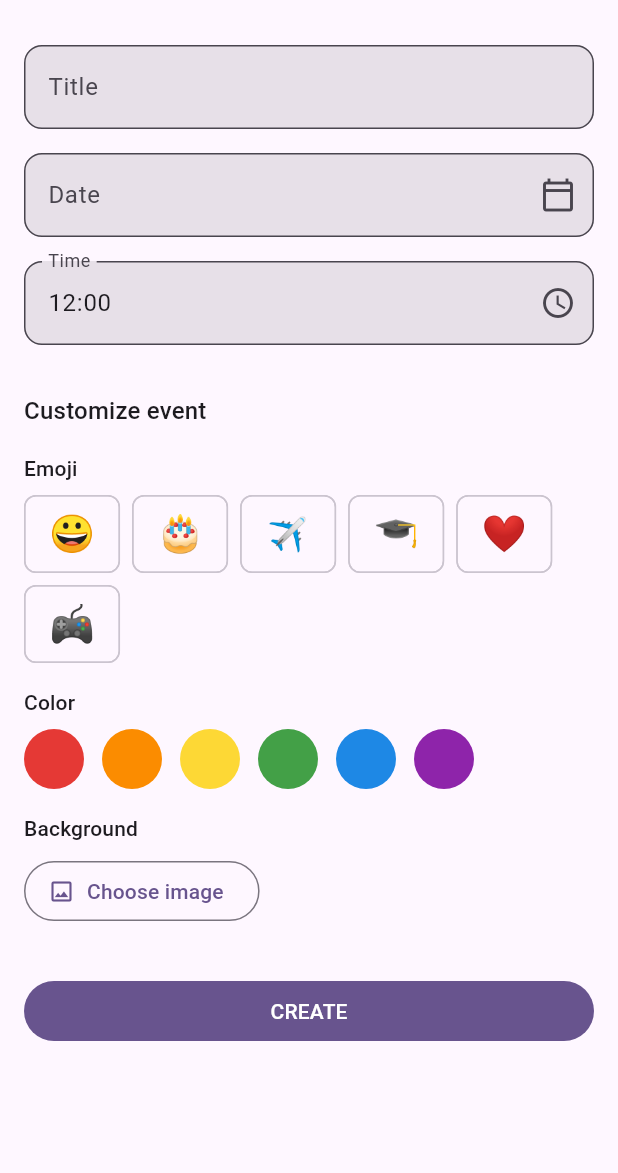
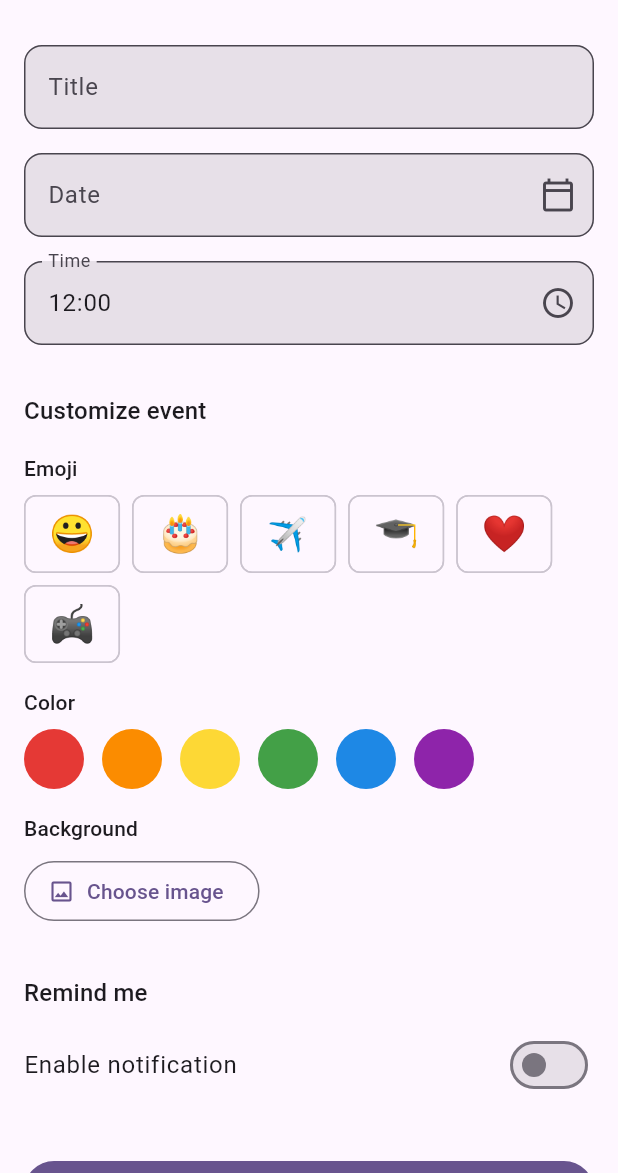
Before and after one commit to marius-27/countdown-mobile-app, a Flutter app: the CreateEventScreen screen opened by its route, on a phone screen of 412 x 824 dp, the part 63-1236 px from its top. Run offline on Flutter 3.47's test engine with Material 3 defaults, Android fonts, the phone set to English and light mode, and no system bars; our stand-ins replace flutter_local_notifications, flutter_timezone, image_picker, shared_preferences, timezone; accounts and stored records are empty.

Commit message:
feat: add reminder settings to countdown event

```diff
--- a/lib/models/countdown_event.dart
+++ b/lib/models/countdown_event.dart
@@ -9,6 +9,7 @@ class CountdownEvent {
     this.backgroundImagePath,
     this.notificationEnabled = false,
     this.notificationDaysBefore,
+    this.notificationTimeMinutes,
   });
 
   final String id;
@@ -21,6 +22,9 @@ class CountdownEvent {
 
   final bool notificationEnabled;
   final int? notificationDaysBefore;
+
+  /// Time of day for the reminder, in minutes after midnight.
+  final int? notificationTimeMinutes;
 
   final DateTime createdAt;
 
@@ -40,6 +44,7 @@ class CountdownEvent {
       backgroundImagePath: json['backgroundImagePath'] as String?,
       notificationEnabled: json['notificationEnabled'] as bool? ?? false,
       notificationDaysBefore: json['notificationDaysBefore'] as int?,
+      notificationTimeMinutes: json['notificationTimeMinutes'] as int?,
     );
   }
 
@@ -54,6 +59,7 @@ class CountdownEvent {
       'backgroundImagePath': backgroundImagePath,
       'notificationEnabled': notificationEnabled,
       'notificationDaysBefore': notificationDaysBefore,
+      'notificationTimeMinutes': notificationTimeMinutes,
     };
   }
 
@@ -65,6 +71,7 @@ class CountdownEvent {
     String? backgroundImagePath,
     bool? notificationEnabled,
     int? notificationDaysBefore,
+    int? notificationTimeMinutes,
   }) {
     return CountdownEvent(
       id: id,
@@ -77,6 +84,8 @@ class CountdownEvent {
       notificationEnabled: notificationEnabled ?? this.notificationEnabled,
       notificationDaysBefore:
           notificationDaysBefore ?? this.notificationDaysBefore,
+      notificationTimeMinutes:
+          notificationTimeMinutes ?? this.notificationTimeMinutes,
     );
   }
 }
--- a/lib/screens/create_event/create_event_screen.dart
+++ b/lib/screens/create_event/create_event_screen.dart
@@ -6,8 +6,10 @@ import '../../core/utils/event_validators.dart';
 import '../../models/countdown_event.dart';
 import '../../repositories/event_repository.dart';
 import '../../services/background_image_service.dart';
+import '../../services/notification_service.dart';
 import '../../widgets/color_selector.dart';
 import '../../widgets/emoji_selector.dart';
+import '../../widgets/reminder_settings.dart';
 
 class CreateEventScreen extends StatefulWidget {
   const CreateEventScreen({super.key, required this.repository, this.event});
@@ -33,6 +35,9 @@ class _CreateEventScreenState extends State<CreateEventScreen> {
   String? _emoji;
   int? _colorValue;
   String? _backgroundImagePath;
+  bool _notificationEnabled = false;
+  int _notificationDaysBefore = ReminderSettings.defaultDaysBefore;
+  TimeOfDay _notificationTime = ReminderSettings.defaultTime;
   bool _isSaving = false;
 
   bool get _isEditing => widget.event != null;
@@ -51,6 +56,16 @@ class _CreateEventScreenState extends State<CreateEventScreen> {
       _emoji = event.emoji;
       _colorValue = event.colorValue;
       _backgroundImagePath = event.backgroundImagePath;
+      _notificationEnabled = event.notificationEnabled;
+      _notificationDaysBefore =
+          event.notificationDaysBefore ?? _notificationDaysBefore;
+      final minutes = event.notificationTimeMinutes;
+      if (minutes != null) {
+        _notificationTime = TimeOfDay(
+          hour: minutes ~/ 60,
+          minute: minutes % 60,
+        );
+      }
     }
     _timeController.text = _formatTime(_time);
   }
@@ -100,6 +115,33 @@ class _CreateEventScreenState extends State<CreateEventScreen> {
     setState(() => _backgroundImagePath = path);
   }
 
+  Future<void> _setNotificationEnabled(bool enabled) async {
+    if (enabled) {
+      final allowed = await NotificationService.instance.requestPermission();
+      if (!mounted) return;
+      if (!allowed) {
+        ScaffoldMessenger.of(context).showSnackBar(
+          const SnackBar(
+            content: Text('Allow notifications in settings to get reminders.'),
+          ),
+        );
+        return;
+      }
+    }
+
+    setState(() => _notificationEnabled = enabled);
+  }
+
+  Future<void> _pickNotificationTime() async {
+    final picked = await showTimePicker(
+      context: context,
+      initialTime: _notificationTime,
+    );
+    if (picked == null) return;
+
+    setState(() => _notificationTime = picked);
+  }
+
   DateTime? get _targetDate {
     final date = _date;
     if (date == null) return null;
@@ -124,8 +166,10 @@ class _CreateEventScreenState extends State<CreateEventScreen> {
       emoji: _emoji,
       colorValue: _colorValue,
       backgroundImagePath: _backgroundImagePath,
-      notificationEnabled: existing?.notificationEnabled ?? false,
-      notificationDaysBefore: existing?.notificationDaysBefore,
+      notificationEnabled: _notificationEnabled,
+      notificationDaysBefore: _notificationDaysBefore,
+      notificationTimeMinutes:
+          _notificationTime.hour * 60 + _notificationTime.minute,
     );
 
     setState(() => _isSaving = true);
@@ -237,6 +281,18 @@ class _CreateEventScreenState extends State<CreateEventScreen> {
               ],
             ),
             const SizedBox(height: 32),
+            Text('Remind me', style: textTheme.titleMedium),
+            const SizedBox(height: 8),
+            ReminderSettings(
+              enabled: _notificationEnabled,
+              daysBefore: _notificationDaysBefore,
+              timeLabel: _formatTime(_notificationTime),
+              onEnabledChanged: _setNotificationEnabled,
+              onDaysBeforeChanged: (days) =>
+                  setState(() => _notificationDaysBefore = days),
+              onTimeTap: _pickNotificationTime,
+            ),
+            const SizedBox(height: 32),
             FilledButton(
               onPressed: _isSaving ? null : _submit,
               child: Text(_isEditing ? 'SAVE' : 'CREATE'),
--- /dev/null
+++ b/lib/widgets/reminder_settings.dart
@@ -0,0 +1,70 @@
+import 'package:flutter/material.dart';
+
+class ReminderSettings extends StatelessWidget {
+  const ReminderSettings({
+    super.key,
+    required this.enabled,
+    required this.daysBefore,
+    required this.timeLabel,
+    required this.onEnabledChanged,
+    required this.onDaysBeforeChanged,
+    required this.onTimeTap,
+  });
+
+  static const List<int> daysBeforeOptions = [1, 2, 3, 7, 14, 30];
+  static const int defaultDaysBefore = 1;
+  static const TimeOfDay defaultTime = TimeOfDay(hour: 9, minute: 0);
+
+  final bool enabled;
+  final int daysBefore;
+  final String timeLabel;
+  final ValueChanged<bool> onEnabledChanged;
+  final ValueChanged<int> onDaysBeforeChanged;
+  final VoidCallback onTimeTap;
+
+  static String daysBeforeLabel(int days) =>
+      days == 1 ? '1 day before' : '$days days before';
+
+  @override
+  Widget build(BuildContext context) {
+    return Column(
+      crossAxisAlignment: CrossAxisAlignment.stretch,
+      children: [
+        SwitchListTile(
+          contentPadding: EdgeInsets.zero,
+          title: const Text('Enable notification'),
+          value: enabled,
+          onChanged: onEnabledChanged,
+        ),
+        if (enabled) ...[
+          const SizedBox(height: 8),
+          DropdownButtonFormField<int>(
+            initialValue: daysBefore,
+            decoration: const InputDecoration(labelText: 'When'),
+            items: [
+              for (final days in daysBeforeOptions)
+                DropdownMenuItem(
+                  value: days,
+                  child: Text(daysBeforeLabel(days)),
+                ),
+            ],
+            onChanged: (days) {
+              if (days != null) onDaysBeforeChanged(days);
+            },
+          ),
+          const SizedBox(height: 16),
+          InkWell(
+            onTap: onTimeTap,
+            child: InputDecorator(
+              decoration: const InputDecoration(
+                labelText: 'Notification time',
+                suffixIcon: Icon(Icons.schedule_outlined),
+              ),
+              child: Text(timeLabel),
+            ),
+          ),
+        ],
+      ],
+    );
+  }
+}
```
